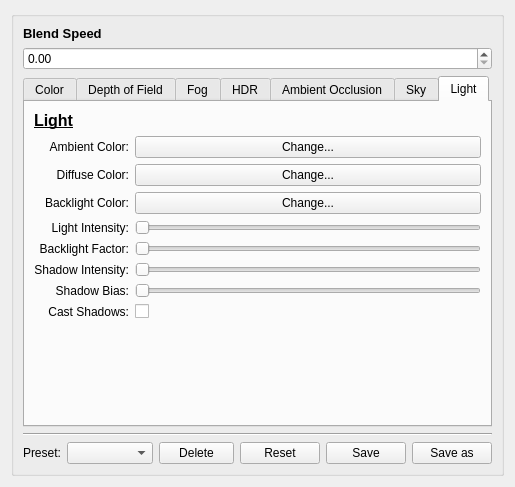
The window that code/qttoolkit/qtaddons/posteffectcontroller/ui/posteffectsettingswindow.ui (gscept/nebula-trifid) describes before a commit, drawn with Qt 5.
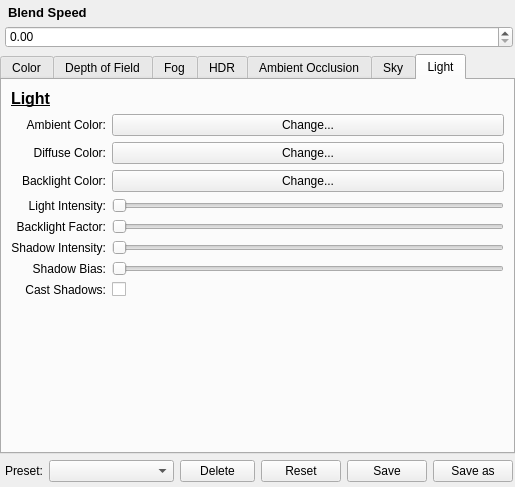
The same window after the commit. The open tabs and pages were chosen to show the change. Icons and pictures are not drawn. Custom widgets are drawn as their Qt base class.

What changed in the file:
```diff
--- a/code/qttoolkit/qtaddons/posteffectcontroller/ui/posteffectsettingswindow.ui
+++ b/code/qttoolkit/qtaddons/posteffectcontroller/ui/posteffectsettingswindow.ui
@@ -28,23 +28,43 @@
     <height>16777215</height>
    </size>
   </property>
-  <property name="font">
-   <font>
-    <family>Segoe UI</family>
-   </font>
-  </property>
   <property name="windowTitle">
    <string>PostEffect Settings</string>
   </property>
   <layout class="QGridLayout" name="gridLayout">
+   <property name="margin">
+    <number>0</number>
+   </property>
    <item row="0" column="0">
     <widget class="QGroupBox" name="groupBox">
+     <property name="styleSheet">
+      <string notr="true">QGroupBox { border: 0px; }</string>
+     </property>
      <property name="title">
       <string/>
      </property>
      <layout class="QGridLayout" name="gridLayout_2">
+      <property name="leftMargin">
+       <number>0</number>
+      </property>
+      <property name="topMargin">
+       <number>5</number>
+      </property>
+      <property name="rightMargin">
+       <number>0</number>
+      </property>
+      <property name="bottomMargin">
+       <number>5</number>
+      </property>
+      <property name="verticalSpacing">
+       <number>6</number>
+      </property>
       <item row="11" column="0">
-       <widget class="QDoubleSpinBox" name="blendSpeed"/>
+       <widget class="QDoubleSpinBox" name="blendSpeed">
+        <property name="styleSheet">
+         <string notr="true">margin-left: 5px; margin-right: 2px;</string>
+        </property>
+       </widget>
       </item>
       <item row="9" column="0">
        <widget class="QLabel" name="label_25">
@@ -55,6 +75,9 @@
           <bold>true</bold>
          </font>
         </property>
+        <property name="styleSheet">
+         <string notr="true">margin-left: 5px; margin-right: 2px;</string>
+        </property>
         <property name="text">
          <string>Blend Speed</string>
         </property>
@@ -62,6 +85,9 @@
       </item>
       <item row="12" column="0">
        <widget class="QTabWidget" name="tabWidget">
+        <property name="styleSheet">
+         <string notr="true"/>
+        </property>
         <property name="currentIndex">
          <number>0</number>
         </property>
@@ -1135,6 +1161,9 @@
             <property name="toolTip">
              <string>Backface global light color.</string>
             </property>
+            <property name="styleSheet">
+             <string notr="true">background-color: 0;</string>
+            </property>
             <property name="text">
              <string>Change...</string>
             </property>
@@ -1152,6 +1181,9 @@
             <property name="toolTip">
              <string>Diffuse global light color.</string>
             </property>
+            <property name="styleSheet">
+             <string notr="true">background-color: 0;</string>
+            </property>
             <property name="text">
              <string>Change...</string>
             </property>
@@ -1169,6 +1201,9 @@
             <property name="toolTip">
              <string>Ambient global light color.</string>
             </property>
+            <property name="styleSheet">
+             <string notr="true">background-color: 0;</string>
+            </property>
             <property name="text">
              <string>Change...</string>
             </property>
@@ -1316,8 +1351,14 @@
         </widget>
        </widget>
       </item>
-      <item row="14" column="0">
+      <item row="13" column="0">
        <layout class="QHBoxLayout" name="horizontalLayout_2">
+        <property name="leftMargin">
+         <number>5</number>
+        </property>
+        <property name="rightMargin">
+         <number>2</number>
+        </property>
         <item>
          <widget class="QLabel" name="label_3">
           <property name="sizePolicy">
@@ -1413,18 +1454,18 @@
         </item>
        </layout>
       </item>
-      <item row="13" column="0">
-       <widget class="Line" name="line">
-        <property name="orientation">
-         <enum>Qt::Horizontal</enum>
-        </property>
-       </widget>
-      </item>
      </layout>
     </widget>
    </item>
   </layout>
  </widget>
+ <customwidgets>
+  <customwidget>
+   <class>QtToolkitUtil::ColorPushButton</class>
+   <extends>QPushButton</extends>
+   <header>style/stylewidgets.h</header>
+  </customwidget>
+ </customwidgets>
  <tabstops>
   <tabstop>saturationSlider</tabstop>
   <tabstop>saturationBox</tabstop>
```
Left out of the diff: 18 changed lines with no effect on the pictures.
